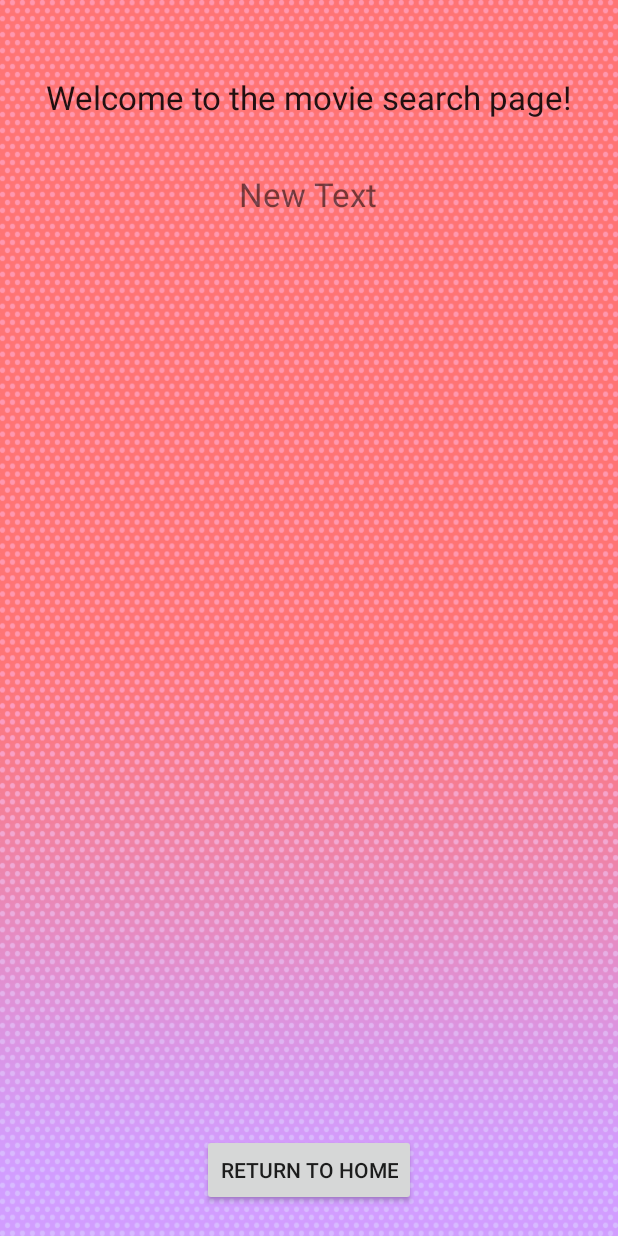
After one commit to shiggins8/TechFlixAndChill29, an Android app: the SearchMovies screen opened directly, with no data from a screen before it, on a phone screen of 412 x 824 dp. The commit adds this screen. Run offline under Robolectric (Android 15) with nearby library versions, the phone set to English and light mode, and no system bars.

Commit message:
Added activities for searching for movies, new releases, new rentals.

```diff
--- /dev/null
+++ b/app/src/main/java/edu/gatech/snickers/techflixandchill/SearchMovies.java
@@ -0,0 +1,34 @@
+package edu.gatech.snickers.techflixandchill;
+
+import android.app.Activity;
+import android.content.Intent;
+import android.os.Bundle;
+import android.view.View;
+import android.widget.Button;
+
+public class SearchMovies extends Activity {
+
+    Button searchReturnToHome;
+
+    @Override
+    protected void onCreate(Bundle savedInstanceState) {
+        super.onCreate(savedInstanceState);
+        setContentView(R.layout.activity_search_movies);
+
+        final Bundle bundle;
+        bundle = getIntent().getExtras();
+
+        searchReturnToHome = (Button) findViewById(R.id.searchReturnToHome);
+
+        searchReturnToHome.setOnClickListener(new View.OnClickListener() {
+            @Override
+            public void onClick(View v) {
+                //return to the MainActivity
+                Intent i = new Intent(SearchMovies.this, Home.class);
+                i.putExtras(bundle);
+                startActivity(i);
+            }
+        });
+    }
+
+}
--- /dev/null
+++ b/app/src/main/res/layout/activity_search_movies.xml
@@ -0,0 +1,36 @@
+<?xml version="1.0" encoding="utf-8"?>
+<RelativeLayout xmlns:android="http://schemas.android.com/apk/res/android"
+    android:layout_width="match_parent"
+    android:layout_height="match_parent"
+    android:background="@drawable/pink_purple" >
+
+    <TextView
+        android:id="@+id/textView1"
+        android:layout_width="wrap_content"
+        android:layout_height="wrap_content"
+        android:layout_alignParentTop="true"
+        android:layout_centerHorizontal="true"
+        android:layout_marginTop="50dp"
+        android:text="Welcome to the movie search page!"
+        android:textAppearance="?android:attr/textAppearanceLarge" />
+
+    <Button
+        android:layout_width="wrap_content"
+        android:layout_height="wrap_content"
+        android:text="Return to Home"
+        android:id="@+id/searchReturnToHome"
+        android:layout_alignParentBottom="true"
+        android:layout_marginBottom="20dp"
+        android:layout_centerHorizontal="true" />
+
+    <TextView
+        android:layout_width="wrap_content"
+        android:layout_height="wrap_content"
+        android:text="New Text"
+        android:id="@+id/rentalText"
+        android:layout_below="@+id/textView1"
+        android:layout_centerHorizontal="true"
+        android:layout_marginTop="35dp"
+        android:textSize="@dimen/abc_text_size_large_material" />
+
+</RelativeLayout>
--- a/app/src/main/res/values/strings.xml
+++ b/app/src/main/res/values/strings.xml
@@ -13,4 +13,7 @@
     <string name="showpassword">Show password:</string>
     <string name="securityhint">Security hint:</string>
     <string name="title_activity_user_profile">UserProfile</string>
+    <string name="title_activity_search_movies">SearchMovies</string>
+    <string name="title_activity_new_in_theaters">NewInTheaters</string>
+    <string name="title_activity_new_on_dvd">NewOnDvd</string>
 </resources>
```
Also changed, not shown: app/src/main/AndroidManifest.xml (+22 -3 lines), app/src/main/java/edu/gatech/snickers/techflixandchill/Home.java (+34 -1 lines), app/src/main/java/edu/gatech/snickers/techflixandchill/NewInTheaters.java (added, +34 -0 lines), app/src/main/java/edu/gatech/snickers/techflixandchill/NewOnDvd.java (added, +34 -0 lines), app/src/main/res/layout/activity_new_in_theaters.xml (added, +36 -0 lines), app/src/main/res/layout/activity_new_on_dvd.xml (added, +36 -0 lines), app/src/main/res/layout/home.xml (+31 -2 lines).
